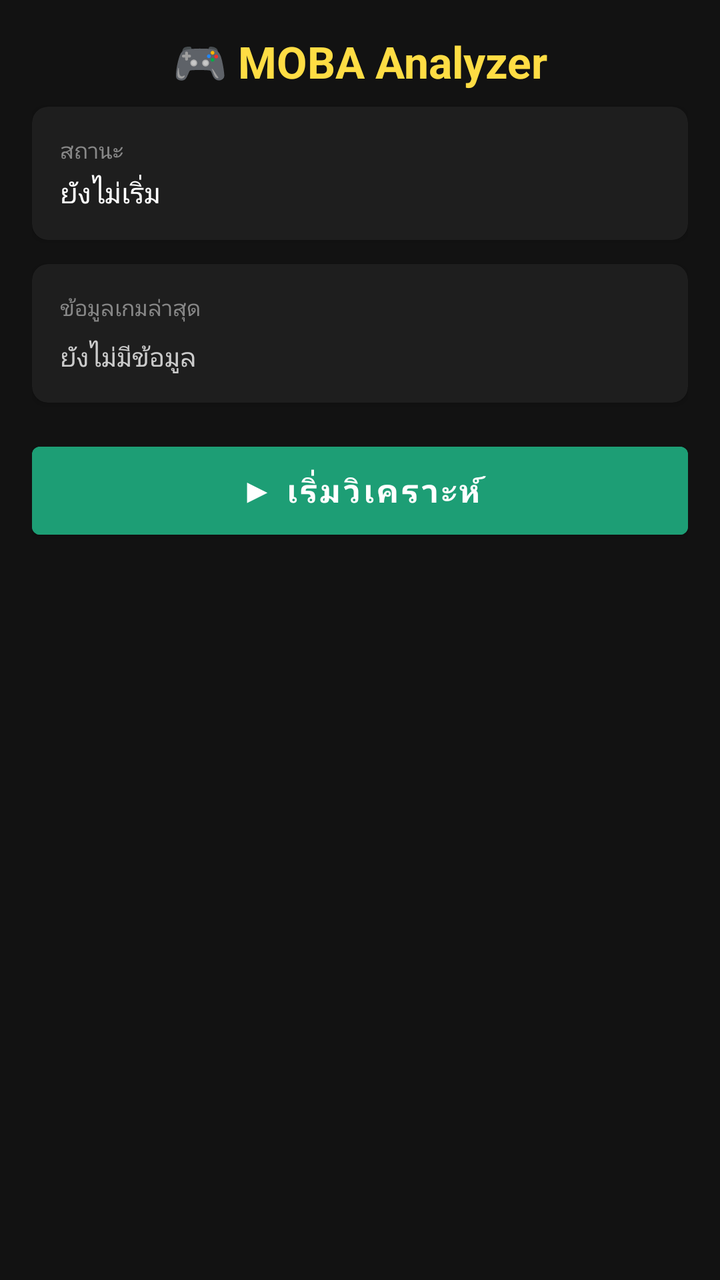
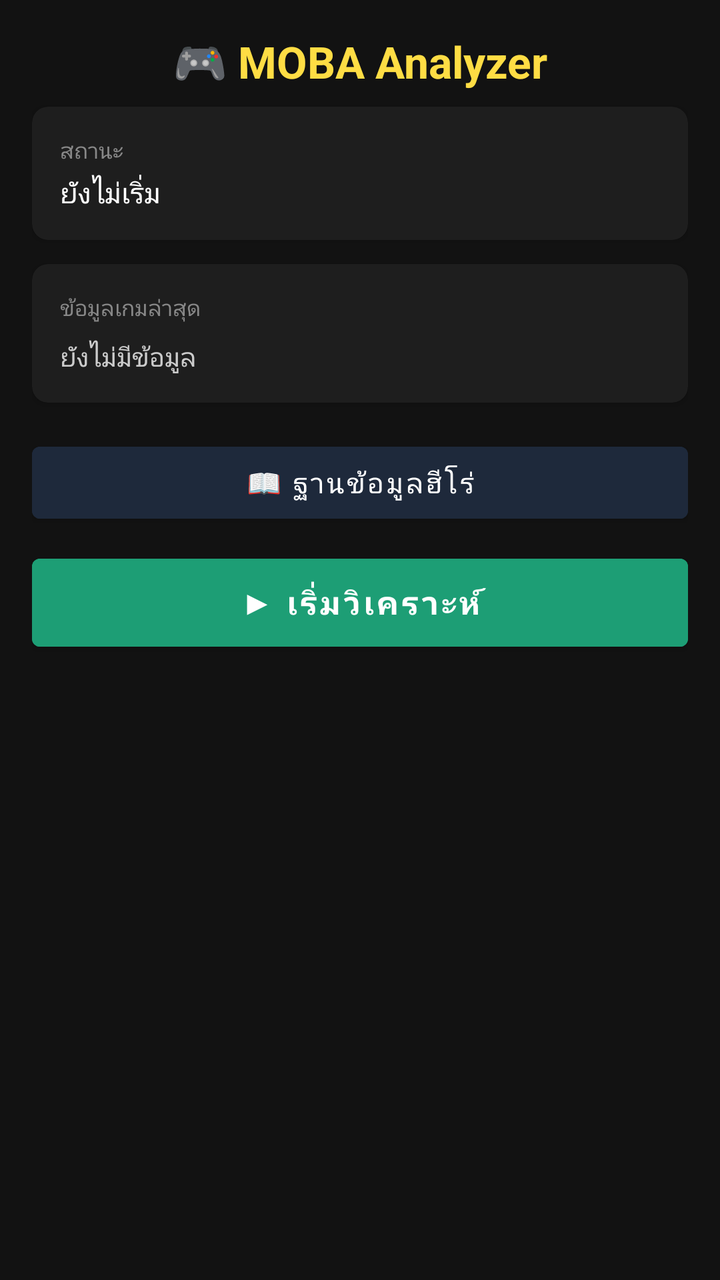

The first picture is an Android layout as it rendered before a commit; the second is the same layout after the commit. The layout source and the unified diff follow.
<!-- AndroidManifest.xml: application theme Theme.MobaAnalyzer -->
<!-- res/layout/activity_main.xml -->
<?xml version="1.0" encoding="utf-8"?>
<ScrollView xmlns:android="http://schemas.android.com/apk/res/android"
    android:layout_width="match_parent"
    android:layout_height="match_parent"
    android:background="#121212">

    <LinearLayout
        android:layout_width="match_parent"
        android:layout_height="wrap_content"
        android:orientation="vertical"
        android:padding="16dp">

        
        <TextView
            android:layout_width="match_parent"
            android:layout_height="wrap_content"
            android:text="🎮 MOBA Analyzer"
            android:textColor="#FFDD44"
            android:textSize="22sp"
            android:textStyle="bold"
            android:gravity="center"
            android:layout_marginBottom="8dp" />

        
        <androidx.cardview.widget.CardView
            android:id="@+id/cardPermWarning"
            android:layout_width="match_parent"
            android:layout_height="wrap_content"
            android:visibility="gone"
            android:layout_marginBottom="12dp"
            app:cardBackgroundColor="#331100"
            app:cardCornerRadius="8dp"
            xmlns:app="http://schemas.android.com/apk/res-auto">

            <LinearLayout
                android:layout_width="match_parent"
                android:layout_height="wrap_content"
                android:orientation="vertical"
                android:padding="12dp">

                <TextView
                    android:layout_width="match_parent"
                    android:layout_height="wrap_content"
                    android:text="⚠️ ต้องอนุญาต Overlay Permission ก่อนเริ่มใช้งาน"
                    android:textColor="#FFAA44"
                    android:textSize="13sp" />

                <Button
                    android:id="@+id/btnOverlayPerm"
                    android:layout_width="match_parent"
                    android:layout_height="wrap_content"
                    android:text="เปิดการตั้งค่า Overlay"
                    android:layout_marginTop="8dp" />
            </LinearLayout>
        </androidx.cardview.widget.CardView>

        
        <androidx.cardview.widget.CardView
            android:layout_width="match_parent"
            android:layout_height="wrap_content"
            android:layout_marginBottom="12dp"
            app:cardBackgroundColor="#1E1E1E"
            app:cardCornerRadius="8dp"
            xmlns:app="http://schemas.android.com/apk/res-auto">

            <LinearLayout
                android:layout_width="match_parent"
                android:layout_height="wrap_content"
                android:orientation="vertical"
                android:padding="14dp">

                <TextView
                    android:layout_width="match_parent"
                    android:layout_height="wrap_content"
                    android:text="สถานะ"
                    android:textColor="#888888"
                    android:textSize="11sp"
                    android:layout_marginBottom="4dp" />

                <TextView
                    android:id="@+id/tvStatus"
                    android:layout_width="match_parent"
                    android:layout_height="wrap_content"
                    android:text="ยังไม่เริ่ม"
                    android:textColor="#FFFFFF"
                    android:textSize="14sp" />
            </LinearLayout>
        </androidx.cardview.widget.CardView>

        
        <androidx.cardview.widget.CardView
            android:layout_width="match_parent"
            android:layout_height="wrap_content"
            android:layout_marginBottom="16dp"
            app:cardBackgroundColor="#1E1E1E"
            app:cardCornerRadius="8dp"
            xmlns:app="http://schemas.android.com/apk/res-auto">

            <LinearLayout
                android:layout_width="match_parent"
                android:layout_height="wrap_content"
                android:orientation="vertical"
                android:padding="14dp">

                <TextView
                    android:layout_width="match_parent"
                    android:layout_height="wrap_content"
                    android:text="ข้อมูลเกมล่าสุด"
                    android:textColor="#888888"
                    android:textSize="11sp"
                    android:layout_marginBottom="8dp" />

                <TextView
                    android:id="@+id/tvGameInfo"
                    android:layout_width="match_parent"
                    android:layout_height="wrap_content"
                    android:text="ยังไม่มีข้อมูล"
                    android:textColor="#CCCCCC"
                    android:textSize="13sp"
                    android:lineSpacingMultiplier="1.4"
                    android:fontFamily="monospace" />
            </LinearLayout>
        </androidx.cardview.widget.CardView>

        
        <Button
            android:id="@+id/btnStartStop"
            android:layout_width="match_parent"
            android:layout_height="56dp"
            android:text="▶ เริ่มวิเคราะห์"
            android:textSize="16sp"
            android:textStyle="bold"
            android:backgroundTint="#1D9E75" />

    </LinearLayout>
</ScrollView>
<!-- resources referenced by this layout -->
<resources>
  <style name="Theme.MobaAnalyzer" parent="Theme.MaterialComponents.DayNight.DarkActionBar">
          <item name="colorPrimary">@color/accent_green</item>
          <item name="colorPrimaryVariant">@color/teal_700</item>
          <item name="colorOnPrimary">@color/white</item>
          <item name="colorSecondary">@color/accent_yellow</item>
          <item name="colorOnSecondary">@color/black</item>
          <item name="android:statusBarColor">@color/bg_dark</item>
          <item name="android:windowBackground">@color/bg_dark</item>
          <item name="android:actionBarStyle">@style/ActionBarDark</item>
      </style>
  <color name="accent_green">#FF1D9E75</color>
  <color name="teal_700">#FF018786</color>
  <color name="white">#FFFFFFFF</color>
  <color name="accent_yellow">#FFFFDD44</color>
  <color name="black">#FF000000</color>
  <color name="bg_dark">#FF121212</color>
  <style name="ActionBarDark" parent="Widget.AppCompat.ActionBar.Solid">
          <item name="background">@color/bg_dark</item>
          <item name="titleTextStyle">@style/ActionBarTitleStyle</item>
      </style>
  <style name="ActionBarTitleStyle" parent="TextAppearance.AppCompat.Widget.ActionBar.Title">
          <item name="android:textColor">@color/accent_yellow</item>
      </style>
</resources>

<!-- the commit's change to res/layout/activity_main.xml (unified diff, before → after) -->
@@ -124,6 +124,16 @@
 
         
         <Button
+            android:id="@+id/btnHeroDb"
+            android:layout_width="match_parent"
+            android:layout_height="48dp"
+            android:layout_marginBottom="8dp"
+            android:text="📖 ฐานข้อมูลฮีโร่"
+            android:textSize="14sp"
+            android:backgroundTint="#1E293B" />
+
+        
+        <Button
             android:id="@+id/btnStartStop"
             android:layout_width="match_parent"
             android:layout_height="56dp"
